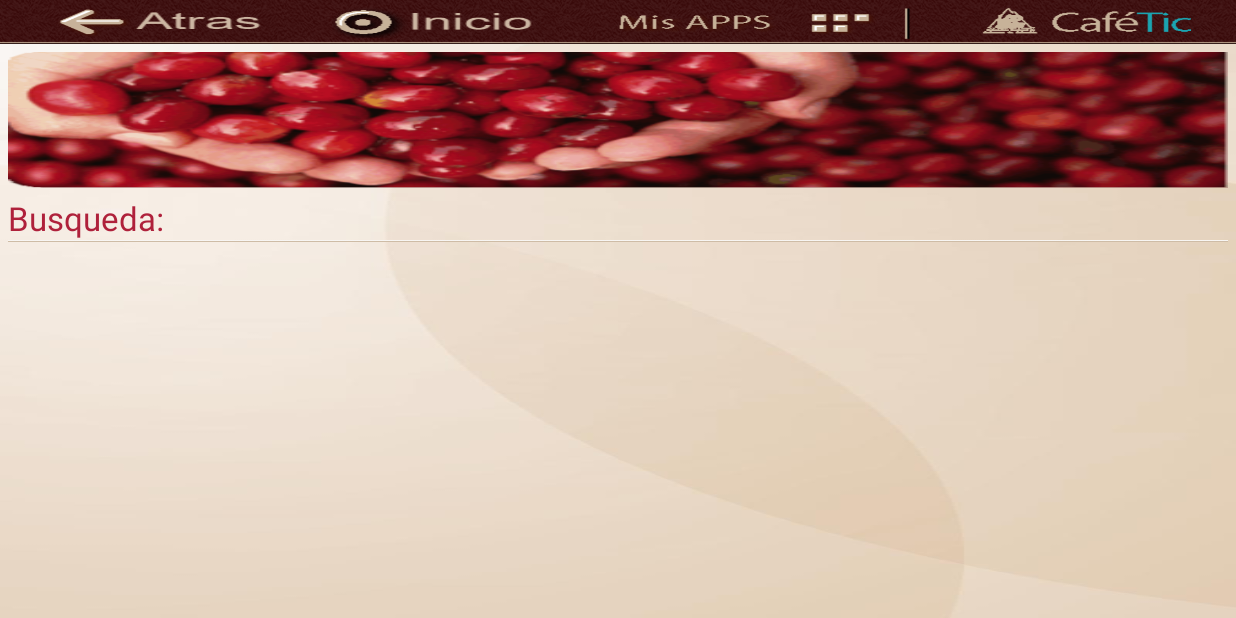
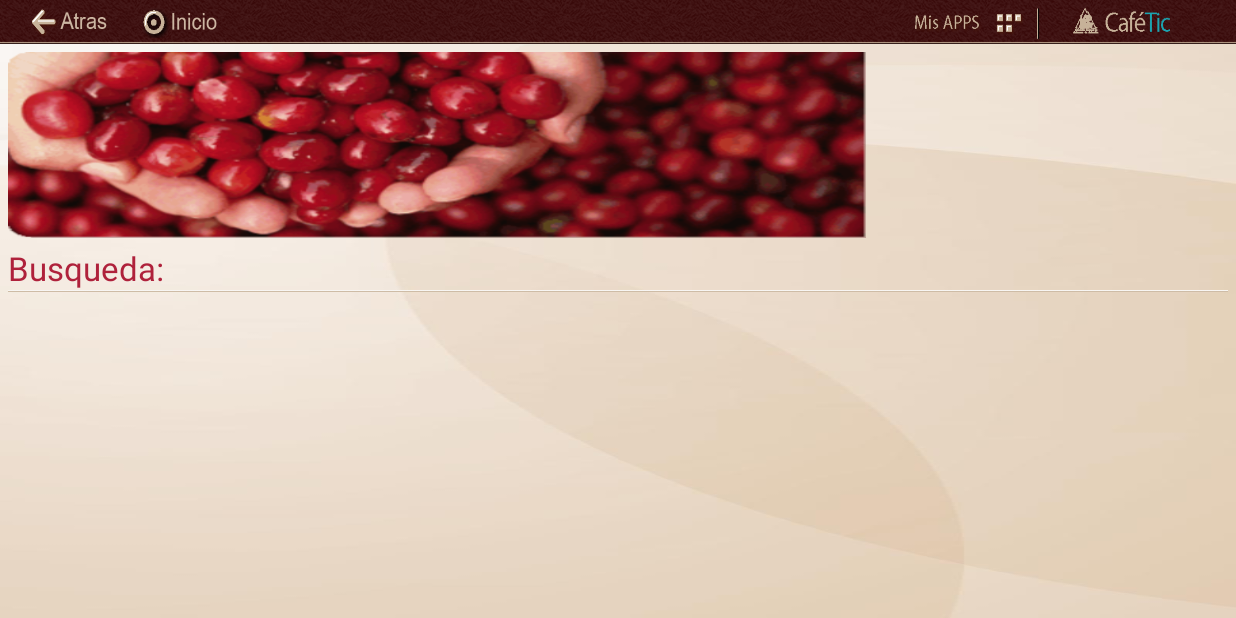
Before and after one commit to ISWPOLI/FedeMarketMovil, an Android app: the ContenidoActivity screen opened directly, with no data from a screen before it, on a phone screen of 824 x 412 dp (held sideways). Run offline under Robolectric (Android 15) with nearby library versions, the phone set to English and light mode, and no system bars; 1 statement that could not run was skipped.

```diff
--- a/app/src/main/res/layout/pantalla_categoria.xml
+++ b/app/src/main/res/layout/pantalla_categoria.xml
@@ -34,31 +34,27 @@
                 android:orientation="horizontal" >
 
                 <LinearLayout
-                    android:layout_width="match_parent"
-                    android:layout_height="match_parent"
-                    android:layout_weight="0.14" >
+                    android:layout_width="18dp"
+                    android:layout_height="match_parent">
                 </LinearLayout>
 
                 <ImageButton
                     android:id="@+id/btn_atras"
-                    android:layout_width="match_parent"
+                    android:layout_width="56dp"
                     android:layout_height="match_parent"
                     android:layout_gravity="center"
-                    android:layout_weight="0.119"
                     android:background="@drawable/ico_atras" />
 
                 <LinearLayout
-                    android:layout_width="match_parent"
-                    android:layout_height="match_parent"
-                    android:layout_weight="0.14" >
+                    android:layout_width="17dp"
+                    android:layout_height="match_parent">
                 </LinearLayout>
 
                 <ImageButton
                     android:id="@+id/btn_home"
-                    android:layout_width="match_parent"
+                    android:layout_width="56dp"
                     android:layout_height="match_parent"
                     android:layout_gravity="center"
-                    android:layout_weight="0.119"
                     android:background="@drawable/ico_home" />
 
                 <LinearLayout
@@ -71,24 +67,21 @@
 
                 <ImageButton
                     android:id="@+id/btn_apps"
-                    android:layout_width="match_parent"
+                    android:layout_width="85dp"
                     android:layout_height="match_parent"
                     android:layout_gravity="center"
-                    android:layout_weight="0.11"
                     android:background="@drawable/ico_apps" />
 
                 <ImageButton
                     android:id="@+id/btn_fedetic"
-                    android:layout_width="match_parent"
+                    android:layout_width="93dp"
                     android:layout_height="match_parent"
-                    android:layout_weight="0.11"
                     android:layout_gravity="center"
                     android:background="@drawable/ico_fedetic" />
 
                 <LinearLayout
-                    android:layout_width="match_parent"
-                    android:layout_height="match_parent"
-                    android:layout_weight="0.14" >
+                    android:layout_width="44dp"
+                    android:layout_height="match_parent">
                 </LinearLayout>
             </LinearLayout>
 
@@ -121,12 +114,11 @@
 
                     <LinearLayout
                         android:id="@+id/linearLayout6"
-                        android:layout_width="fill_parent"
-                        android:layout_height="match_parent"
+                        android:layout_width="572dp"
+                        android:layout_height="124dp"
                         android:layout_marginLeft="5dp"
                         android:layout_marginRight="5dp"
                         android:layout_marginTop="5dp"
-                        android:layout_weight="0.3"
                         android:background="@drawable/img_noticia_"
                         android:orientation="horizontal" >
 
```
